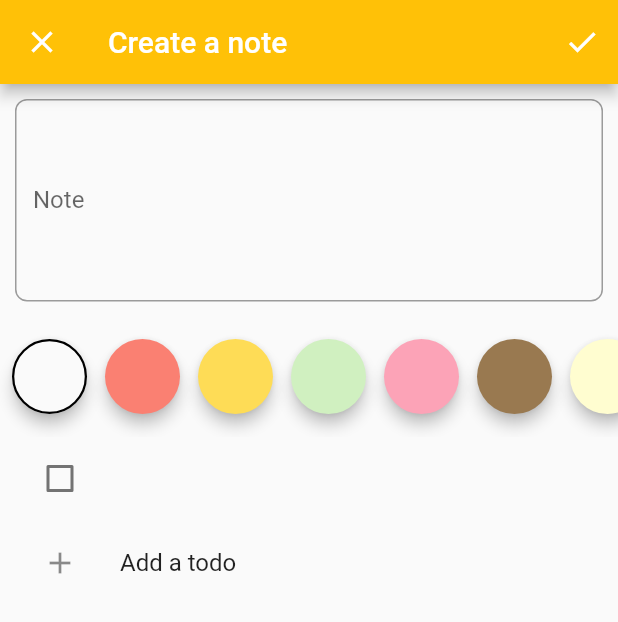
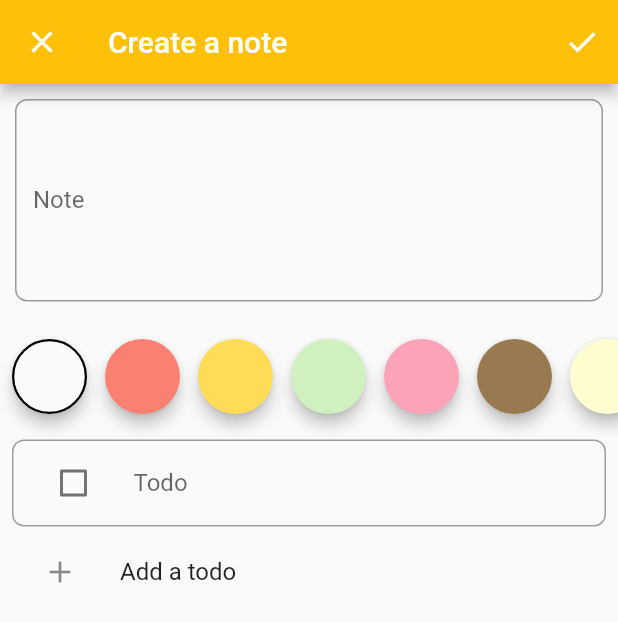
Before and after one commit to serpentarius-hollow/note-app, a Flutter app: the NoteFormPage screen opened by its route, after a tap on "Add a todo", on a phone screen of 412 x 824 dp. Shown: the top 622 px of the screen. Run offline on Flutter 3.47's test engine with Material 2 defaults, Android fonts, the phone set to English and light mode, and no system bars; drawn by our look-alikes of flutter_slidable; our stand-ins replace another_flushbar, auto_route, bloc, cloud_firestore, dartz, equatable and 9 more; accounts and stored records are empty.

Commit message:
todo tile

```diff
--- a/lib/application/notes/note_form/note_form_bloc.dart
+++ b/lib/application/notes/note_form/note_form_bloc.dart
@@ -3,6 +3,7 @@ import 'dart:ui';
 
 import 'package:bloc/bloc.dart';
 import 'package:dartz/dartz.dart';
+import 'package:flutter/widgets.dart';
 import 'package:freezed_annotation/freezed_annotation.dart';
 import 'package:injectable/injectable.dart';
 import 'package:kt_dart/kt.dart';
@@ -77,7 +78,7 @@ class NoteFormBloc extends Bloc<NoteFormEvent, NoteFormState> {
 
         yield state.copyWith(
           isSaving: false,
-          showErrorMessages: true,
+          showErrorMessages: AutovalidateMode.always,
           saveFailureOrSuccessOption: optionOf(failureOrSuccess),
         );
       },
--- a/lib/application/notes/note_form/note_form_state.dart
+++ b/lib/application/notes/note_form/note_form_state.dart
@@ -4,7 +4,7 @@ part of 'note_form_bloc.dart';
 class NoteFormState with _$NoteFormState {
   const factory NoteFormState({
     required Note note,
-    required bool showErrorMessages,
+    required AutovalidateMode showErrorMessages,
     required bool isEditing,
     required bool isSaving,
     required Option<Either<NoteFailure, Unit>> saveFailureOrSuccessOption,
@@ -12,7 +12,7 @@ class NoteFormState with _$NoteFormState {
 
   factory NoteFormState.initial() => NoteFormState(
         note: Note.empty(),
-        showErrorMessages: false,
+        showErrorMessages: AutovalidateMode.disabled,
         isEditing: false,
         isSaving: false,
         saveFailureOrSuccessOption: none(),
--- a/lib/presentation/notes/note_form/note_form_page.dart
+++ b/lib/presentation/notes/note_form/note_form_page.dart
@@ -137,6 +137,7 @@ class NoteFormPageScaffold extends StatelessWidget {
           return ChangeNotifierProvider(
             create: (_) => FormTodos(),
             child: Form(
+              autovalidateMode: state.showErrorMessages,
               child: SingleChildScrollView(
                 child: Column(
                   children: const [
--- a/lib/presentation/notes/note_form/widgets/todo_list_widget.dart
+++ b/lib/presentation/notes/note_form/widgets/todo_list_widget.dart
@@ -2,10 +2,12 @@ import 'package:another_flushbar/flushbar_helper.dart';
 import 'package:flutter/material.dart';
 import 'package:flutter_bloc/flutter_bloc.dart';
 import 'package:flutter_hooks/flutter_hooks.dart';
+import 'package:flutter_slidable/flutter_slidable.dart';
 import 'package:kt_dart/kt.dart';
 import 'package:provider/provider.dart';
 
 import '../../../../application/notes/note_form/note_form_bloc.dart';
+import '../../../../domain/notes/value_objects.dart';
 import '../misc/build_context_x.dart';
 import '../misc/todo_item_presentation_classes.dart';
 
@@ -35,7 +37,10 @@ class TodoList extends StatelessWidget {
             shrinkWrap: true,
             itemCount: formTodos.value.size,
             itemBuilder: (context, index) {
-              return TodoTile(index: index);
+              return TodoTile(
+                index: index,
+                key: ValueKey(context.formTodos[index].id),
+              );
             },
           );
         },
@@ -59,7 +64,36 @@ class TodoTile extends HookWidget {
       (_) => TodoItemPrimitive.empty(),
     );
 
-    return ListTile(
+    final textEditingController = useTextEditingController(text: todo.name);
+
+    return Slidable(
+      actionPane: const SlidableDrawerActionPane(),
+      actionExtentRatio: 0.15,
+      secondaryActions: [
+        IconSlideAction(
+          caption: 'Delete',
+          icon: Icons.delete,
+          color: Colors.red,
+          onTap: () {
+            context.formTodos = context.formTodos.minusElement(todo);
+            context
+                .read<NoteFormBloc>()
+                .add(NoteFormEvent.todosChanged(context.formTodos));
+          },
+        ),
+      ],
+      child: Container(
+        decoration: BoxDecoration(
+          border: Border.all(
+            color: Colors.grey,
+          ),
+          borderRadius: BorderRadius.circular(8),
+        ),
+        margin: const EdgeInsets.symmetric(
+          horizontal: 8,
+          vertical: 2,
+        ),
+        child: ListTile(
           leading: Checkbox(
             value: todo.isDone,
             onChanged: (value) {
@@ -72,6 +106,40 @@ class TodoTile extends HookWidget {
                   .add(NoteFormEvent.todosChanged(context.formTodos));
             },
           ),
+          title: TextFormField(
+            controller: textEditingController,
+            decoration: const InputDecoration(
+              hintText: 'Todo',
+              border: InputBorder.none,
+              counterText: '',
+            ),
+            maxLength: TodoName.maxLength,
+            onChanged: (value) {
+              context.formTodos = context.formTodos.map(
+                (listTodo) =>
+                    listTodo == todo ? todo.copyWith(name: value) : listTodo,
+              );
+              context
+                  .read<NoteFormBloc>()
+                  .add(NoteFormEvent.todosChanged(context.formTodos));
+            },
+            validator: (_) {
+              return context.read<NoteFormBloc>().state.note.todos.value.fold(
+                    // failure from the list won't be shown in text form field
+                    (f) => null,
+                    (todoList) => todoList[index].name.value.fold(
+                          (f) => f.maybeMap(
+                              empty: (_) => 'Cannot be empty',
+                              exceedingLength: (_) => 'Too long',
+                              multiLine: (_) => 'Has to be single line',
+                              orElse: () => null),
+                          (_) => null,
+                        ),
+                  );
+            },
+          ),
+        ),
+      ),
     );
   }
 }
--- a/pubspec.yaml
+++ b/pubspec.yaml
@@ -33,6 +33,7 @@ dependencies:
     sdk: flutter
   flutter_bloc: ^7.1.0
   flutter_hooks: ^0.18.0
+  flutter_slidable: ^0.6.0
   freezed_annotation: ^0.14.2
   get_it: ^7.2.0
   google_sign_in: ^5.0.5
```
Also changed, not shown: lib/application/notes/note_form/note_form_bloc.freezed.dart, pubspec.lock. Lines whose indentation alone changed are shown as unchanged.
